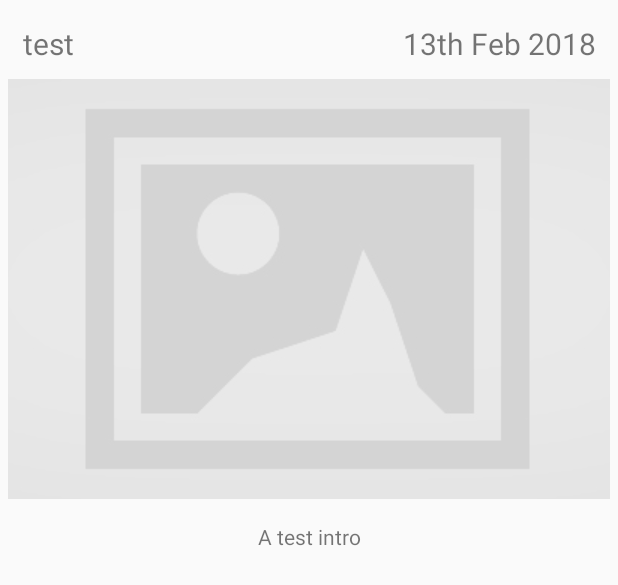
After one commit to rahmann5/TutorialLibraryAndroid, an Android app: the layout fragment_tutorial_viewer.xml on its own in the app's theme, with its tools: preview values and no code run, on a phone screen of 412 x 824 dp. The commit adds this screen. Shown: the top 585 px of the screen. Run offline under Robolectric (Android 15) with nearby library versions, the phone set to English and light mode, and no system bars.

Commit message:
Detailed tutorial viewer in progress

```diff
--- a/app/build.gradle
+++ b/app/build.gradle
@@ -35,6 +35,7 @@ dependencies {
     compile 'com.github.yalantis:Side-Menu.Android:1.0.1'
     compile 'com.github.ozodrukh:CircularReveal:1.0.4'
     compile 'com.android.support:support-v4:26.+'
+    compile 'com.android.support:recyclerview-v7:26.0.0-alpha1'
+    compile 'com.android.support:design:26.+'
     testCompile 'junit:junit:4.12'
-    compile 'com.android.support:recyclerview-v7:26.0.0-alpha1'
 }
--- /dev/null
+++ b/app/src/main/res/layout/fragment_tutorial_viewer.xml
@@ -0,0 +1,68 @@
+<ScrollView xmlns:android="http://schemas.android.com/apk/res/android"
+    xmlns:tools="http://schemas.android.com/tools"
+    android:layout_width="match_parent"
+    android:layout_height="match_parent"
+    tools:context="com.example.naziur.tutoriallibraryandroid.fragment.TutorialViewerFragment">
+
+    <LinearLayout
+        android:layout_width="match_parent"
+        android:layout_height="wrap_content"
+        android:orientation="vertical"
+        android:padding="5dp">
+
+        <LinearLayout
+            android:layout_width="match_parent"
+            android:layout_height="wrap_content"
+            android:orientation="horizontal"
+            android:padding="10dp">
+
+            <TextView
+                android:layout_width="0dp"
+                android:layout_height="wrap_content"
+                android:layout_weight="0.5"
+                android:text="test"
+                android:textSize="20sp"
+                />
+
+            <TextView
+                android:layout_width="0dp"
+                android:layout_height="wrap_content"
+                android:layout_weight="0.5"
+                android:text="13th Feb 2018"
+                android:textAlignment="textEnd"
+                android:textSize="20sp"/>
+        </LinearLayout>
+
+    <LinearLayout
+        android:layout_width="match_parent"
+        android:layout_height="wrap_content"
+        android:orientation="vertical">
+
+        <ImageView
+            android:layout_width="match_parent"
+            android:layout_height="280dp"
+            android:src="@drawable/default_img"
+            android:scaleType="center"
+            />
+
+       <TextView
+           android:layout_width="match_parent"
+           android:layout_height="wrap_content"
+           android:text="A test intro"
+           android:textAlignment="center"
+           android:padding="15dp"
+           />
+
+    </LinearLayout>
+
+    <android.support.v7.widget.RecyclerView
+        android:id="@+id/recycler_tutorial_section_viewer"
+        android:layout_width="match_parent"
+        android:layout_height="wrap_content"
+        android:scrollbars="vertical">
+
+    </android.support.v7.widget.RecyclerView>
+
+    </LinearLayout>
+
+</ScrollView>
--- a/app/src/main/res/values/colors.xml
+++ b/app/src/main/res/values/colors.xml
@@ -3,4 +3,6 @@
     <color name="colorPrimary">#3F51B5</color>
     <color name="colorPrimaryDark">#303F9F</color>
     <color name="colorAccent">#FF4081</color>
+    <color name="category_group">#607d8b</color>
+    <color name="white">#ffffff</color>
 </resources>
```
Also changed, not shown: app/src/main/java/com/example/naziur/tutoriallibraryandroid/adapters/CategoryAdapter.java (added, +112 -0 lines), app/src/main/java/com/example/naziur/tutoriallibraryandroid/adapters/SectionAdapter.java (added, +64 -0 lines), app/src/main/java/com/example/naziur/tutoriallibraryandroid/fragment/CategoryFragment.java (+32 -3 lines), app/src/main/java/com/example/naziur/tutoriallibraryandroid/fragment/HomeFragment.java (+0 -10 lines), app/src/main/java/com/example/naziur/tutoriallibraryandroid/fragment/TutorialViewerFragment.java (added, +57 -0 lines), app/src/main/java/com/example/naziur/tutoriallibraryandroid/model/CategoryModel.java (added, +34 -0 lines), app/src/main/java/com/example/naziur/tutoriallibraryandroid/model/SectionModel.java (added, +32 -0 lines), app/src/main/res/drawable/circle_fill_shape.xml (added, +9 -0 lines), app/src/main/res/layout/fragment_category.xml (+8 -3 lines), app/src/main/res/layout/list_item_category_grouping.xml (added, +19 -0 lines), app/src/main/res/layout/list_item_category_name.xml (added, +16 -0 lines), app/src/main/res/layout/list_item_tutorial_section.xml (added, +35 -0 lines), app/src/main/res/drawable/default_img.jpg (added).
